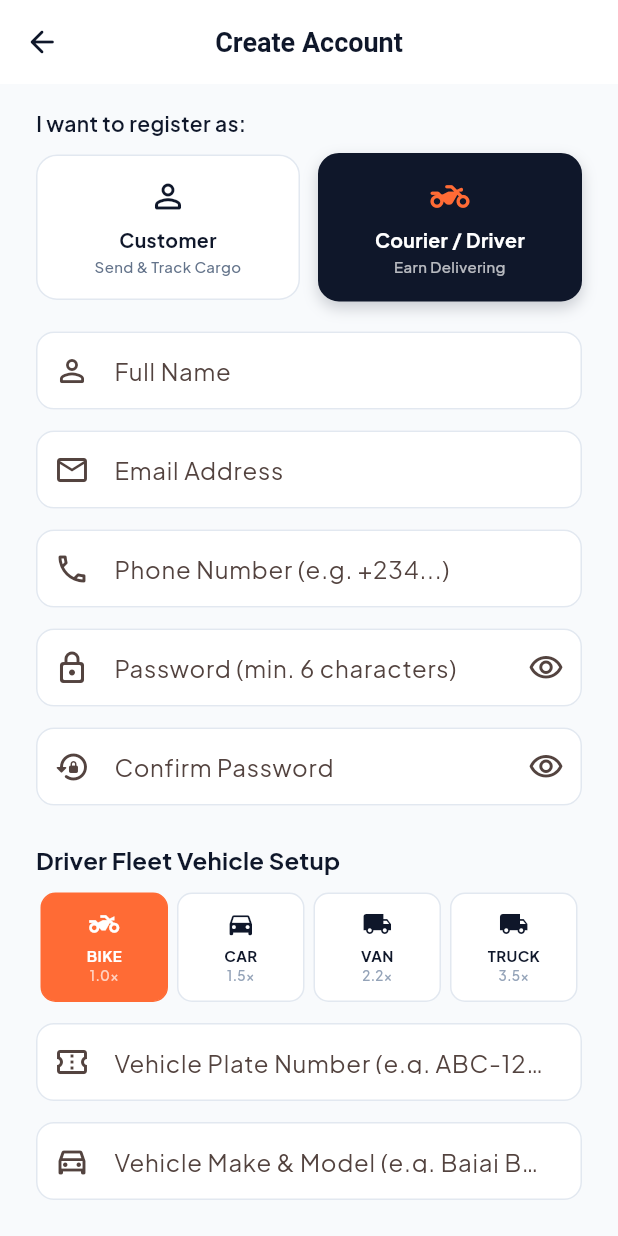
After one commit to Lekki369/e_hailer, a Flutter app: the RegisterScreen screen opened by its route, after a tap on "Courier / Driver", on a phone screen of 412 x 824 dp. The commit adds this screen. Run offline on Flutter 3.47's test engine with Material 3 defaults, Android fonts, the phone set to English and light mode, and no system bars; our stand-ins replace cloud_firestore, equatable, firebase_auth, firebase_core, firebase_messaging, flutter_hooks and 10 more; accounts and stored records are empty.

Commit message:
feat(auth): implement user registration sign up screen with role selection and driver vehicle setup

```diff
--- a/lib/core/routing/app_router.dart
+++ b/lib/core/routing/app_router.dart
@@ -16,18 +16,19 @@ final appRouterProvider = Provider<GoRouter>((ref) {
     debugLogDiagnostics: true,
     redirect: (context, state) {
       final isLoggedIn = authStateAsync.value != null;
-      final isLoggingIn = state.matchedLocation == AppRoutes.loginPath;
+      final isAuthFlow = state.matchedLocation == AppRoutes.loginPath ||
+          state.matchedLocation == AppRoutes.registerPath;
       final isPublicTracking = state.matchedLocation.startsWith('/track');
       final user = userProfileAsync.value;
 
       if (!isLoggedIn) {
-        if (isLoggingIn || isPublicTracking) {
+        if (isAuthFlow || isPublicTracking) {
           return null;
         }
         return AppRoutes.loginPath;
       }
 
-      if (isLoggingIn) {
+      if (isAuthFlow) {
         if (user?.role == UserRole.admin) {
           return AppRoutes.adminDashboardPath;
         }
--- a/lib/core/routing/app_routes.dart
+++ b/lib/core/routing/app_routes.dart
@@ -20,6 +20,9 @@ abstract class AppRoutes {
   // Authentication & Onboarding
   static const String loginName = AuthRoutes.loginName;
   static const String loginPath = AuthRoutes.loginPath;
+
+  static const String registerName = AuthRoutes.registerName;
+  static const String registerPath = AuthRoutes.registerPath;
 
   static const String profileName = AuthRoutes.profileName;
   static const String profilePath = AuthRoutes.profilePath;
--- a/lib/features/auth/infrastructure/auth_remote_service.dart
+++ b/lib/features/auth/infrastructure/auth_remote_service.dart
@@ -53,6 +53,53 @@ class AuthRemoteService {
       return right(UserEntity.fromMap(doc.data()!, doc.id));
     } on FirebaseAuthException catch (e) {
       return left(AuthFailure(message: e.message ?? 'Authentication error.'));
+    } catch (e) {
+      return left(ServerFailure(message: 'An unexpected error occurred: $e'));
+    }
+  }
+
+  /// Sign up a new user with email and password and initialize Firestore profile
+  Future<Either<AppFailure, UserEntity>> signUpWithEmail({
+    required String email,
+    required String password,
+    required String fullName,
+    required String phone,
+    required UserRole role,
+    VehicleType? vehicleType,
+    String? vehiclePlateNumber,
+    String? vehicleModel,
+  }) async {
+    try {
+      final credential = await _firebaseAuth.createUserWithEmailAndPassword(
+        email: email.trim(),
+        password: password.trim(),
+      );
+      final uid = credential.user?.uid;
+      if (uid == null) {
+        return left(const AuthFailure(message: 'Registration failed.'));
+      }
+
+      final newUser = UserEntity(
+        uid: uid,
+        role: role,
+        fullName: fullName.trim(),
+        email: email.trim(),
+        phone: phone.trim(),
+        walletBalance: 0.0,
+        rating: 5.0,
+        isAvailable: role == UserRole.driver,
+        vehicleType:
+            role == UserRole.driver ? (vehicleType ?? VehicleType.bike) : null,
+        vehiclePlateNumber:
+            role == UserRole.driver ? vehiclePlateNumber?.trim() : null,
+        vehicleModel: role == UserRole.driver ? vehicleModel?.trim() : null,
+        createdAt: DateTime.now(),
+      );
+
+      final saveResult = await createUserProfile(newUser);
+      return saveResult;
+    } on FirebaseAuthException catch (e) {
+      return left(AuthFailure(message: e.message ?? 'Registration error.'));
     } catch (e) {
       return left(ServerFailure(message: 'An unexpected error occurred: $e'));
     }
--- a/lib/features/auth/presentation/routes/auth_routes.dart
+++ b/lib/features/auth/presentation/routes/auth_routes.dart
@@ -2,6 +2,7 @@ import 'package:go_router/go_router.dart';
 
 import '../screens/login_screen.dart';
 import '../screens/profile_screen.dart';
+import '../screens/register_screen.dart';
 
 /// Screen-level route definition for Login
 abstract class LoginRoute {
@@ -13,6 +14,19 @@ abstract class LoginRoute {
         path: path,
         name: name,
         builder: (context, state) => const LoginScreen(),
+      );
+}
+
+/// Screen-level route definition for User Registration / Sign Up
+abstract class RegisterRoute {
+  static const String path = '/register';
+  static const String name = 'register';
+
+  /// GoRoute definition for RegisterScreen
+  static GoRoute get route => GoRoute(
+        path: path,
+        name: name,
+        builder: (context, state) => const RegisterScreen(),
       );
 }
 
@@ -34,15 +48,20 @@ abstract class AuthRoutes {
   static const String loginPath = LoginRoute.path;
   static const String loginName = LoginRoute.name;
 
+  static const String registerPath = RegisterRoute.path;
+  static const String registerName = RegisterRoute.name;
+
   static const String profilePath = ProfileRoute.path;
   static const String profileName = ProfileRoute.name;
 
   static GoRoute get loginRoute => LoginRoute.route;
+  static GoRoute get registerRoute => RegisterRoute.route;
   static GoRoute get profileRoute => ProfileRoute.route;
 
   /// All GoRoutes registered by the Auth feature
   static List<GoRoute> get routes => [
         LoginRoute.route,
+        RegisterRoute.route,
         ProfileRoute.route,
       ];
 }
--- a/lib/features/auth/presentation/screens/login_screen.dart
+++ b/lib/features/auth/presentation/screens/login_screen.dart
@@ -1,7 +1,10 @@
 import 'package:flutter/material.dart';
 import 'package:flutter_hooks/flutter_hooks.dart';
+import 'package:go_router/go_router.dart';
 import 'package:hooks_riverpod/hooks_riverpod.dart';
+
 import '../../../../core/presentation/styles/app_colors.dart';
+import '../../../../core/routing/app_routes.dart';
 import '../providers/auth_providers.dart';
 
 class LoginScreen extends HookConsumerWidget {
@@ -138,6 +141,29 @@ class LoginScreen extends HookConsumerWidget {
                         )
                       : const Text('Sign In'),
                 ),
+                const SizedBox(height: 20),
+
+                // Sign Up Navigation Link
+                Row(
+                  mainAxisAlignment: MainAxisAlignment.center,
+                  children: [
+                    const Text(
+                      "Don't have an account?",
+                      style: TextStyle(color: AppColors.textSecondary),
+                    ),
+                    TextButton(
+                      onPressed: () => context.push(AppRoutes.registerPath),
+                      child: const Text(
+                        'Sign Up',
+                        style: TextStyle(
+                          fontWeight: FontWeight.bold,
+                          color: AppColors.primary,
+                        ),
+                      ),
+                    ),
+                  ],
+                ),
+                const SizedBox(height: 16),
               ],
             ),
           ),
--- /dev/null
+++ b/lib/features/auth/presentation/screens/register_screen.dart
@@ -0,0 +1,473 @@
+import 'package:flutter/material.dart';
+import 'package:flutter_hooks/flutter_hooks.dart';
+import 'package:go_router/go_router.dart';
+import 'package:hooks_riverpod/hooks_riverpod.dart';
+
+import '../../../../core/presentation/styles/app_colors.dart';
+import '../../../../core/routing/app_routes.dart';
+import '../../../delivery/domain/value_objects/delivery_type.dart';
+import '../../domain/user_entity.dart';
+import '../providers/auth_providers.dart';
+
+class RegisterScreen extends HookConsumerWidget {
+  const RegisterScreen({super.key});
+
+  @override
+  Widget build(BuildContext context, WidgetRef ref) {
+    final nameController = useTextEditingController();
+    final emailController = useTextEditingController();
+    final phoneController = useTextEditingController();
+    final passwordController = useTextEditingController();
+    final confirmPasswordController = useTextEditingController();
+
+    // Driver specific fields
+    final plateController = useTextEditingController();
+    final modelController = useTextEditingController();
+    final selectedVehicle = useState<VehicleType>(VehicleType.bike);
+
+    final selectedRole = useState<UserRole>(UserRole.customer);
+    final obscurePassword = useState(true);
+    final obscureConfirm = useState(true);
+    final isLoading = useState(false);
+    final errorMessage = useState<String?>(null);
+
+    final isDriver = selectedRole.value == UserRole.driver;
+
+    Future<void> handleRegister() async {
+      final name = nameController.text.trim();
+      final email = emailController.text.trim();
+      final phone = phoneController.text.trim();
+      final password = passwordController.text.trim();
+      final confirmPassword = confirmPasswordController.text.trim();
+
+      if (name.isEmpty || email.isEmpty || phone.isEmpty || password.isEmpty) {
+        errorMessage.value = 'Please fill in all required profile fields.';
+        return;
+      }
+
+      if (!email.contains('@') || !email.contains('.')) {
+        errorMessage.value = 'Please enter a valid email address.';
+        return;
+      }
+
+      if (password.length < 6) {
+        errorMessage.value = 'Password must be at least 6 characters.';
+        return;
+      }
+
+      if (password != confirmPassword) {
+        errorMessage.value = 'Passwords do not match.';
+        return;
+      }
+
+      if (isDriver) {
+        if (plateController.text.trim().isEmpty ||
+            modelController.text.trim().isEmpty) {
+          errorMessage.value =
+              'Please enter your vehicle plate number and model.';
+          return;
+        }
+      }
+
+      isLoading.value = true;
+      errorMessage.value = null;
+
+      final authService = ref.read(authRemoteServiceProvider);
+      final result = await authService.signUpWithEmail(
+        email: email,
+        password: password,
+        fullName: name,
+        phone: phone,
+        role: selectedRole.value,
+        vehicleType: isDriver ? selectedVehicle.value : null,
+        vehiclePlateNumber: isDriver ? plateController.text.trim() : null,
+        vehicleModel: isDriver ? modelController.text.trim() : null,
+      );
+
+      isLoading.value = false;
+
+      result.fold(
+        (failure) => errorMessage.value = failure.message,
+        (user) {
+          // GoRouter redirect automatically routes based on role:
+          // /admin for Admin, /driver for Driver, /home for Customer
+        },
+      );
+    }
+
+    return Scaffold(
+      backgroundColor: AppColors.background,
+      appBar: AppBar(
+        title: const Text('Create Account'),
+        leading: IconButton(
+          icon: const Icon(Icons.arrow_back_rounded),
+          onPressed: () {
+            if (context.canPop()) {
+              context.pop();
+            } else {
+              context.go(AppRoutes.loginPath);
+            }
+          },
+        ),
+      ),
+      body: SafeArea(
+        child: SingleChildScrollView(
+          padding: const EdgeInsets.symmetric(horizontal: 24, vertical: 16),
+          child: Column(
+            crossAxisAlignment: CrossAxisAlignment.stretch,
+            children: [
+              // 1. Role Selection Segment
+              const Text(
+                'I want to register as:',
+                style: TextStyle(
+                  fontSize: 14,
+                  fontWeight: FontWeight.w600,
+                  color: AppColors.textPrimary,
+                ),
+              ),
+              const SizedBox(height: 10),
+
+              Row(
+                children: [
+                  Expanded(
+                    child: _buildRoleCard(
+                      title: 'Customer',
+                      subtitle: 'Send & Track Cargo',
+                      icon: Icons.person_outline_rounded,
+                      isSelected: selectedRole.value == UserRole.customer,
+                      onTap: () => selectedRole.value = UserRole.customer,
+                    ),
+                  ),
+                  const SizedBox(width: 12),
+                  Expanded(
+                    child: _buildRoleCard(
+                      title: 'Courier / Driver',
+                      subtitle: 'Earn Delivering',
+                      icon: Icons.two_wheeler_rounded,
+                      isSelected: selectedRole.value == UserRole.driver,
+                      onTap: () => selectedRole.value = UserRole.driver,
+                    ),
+                  ),
+                ],
+              ),
+              const SizedBox(height: 20),
+
+              // 2. Error message banner
+              if (errorMessage.value != null) ...[
+                Container(
+                  padding: const EdgeInsets.all(12),
+                  decoration: BoxDecoration(
+                    color: AppColors.error.withValues(alpha: 0.1),
+                    borderRadius: BorderRadius.circular(10),
+                    border: Border.all(
+                      color: AppColors.error.withValues(alpha: 0.3),
+                    ),
+                  ),
+                  child: Row(
+                    children: [
+                      const Icon(Icons.error_outline,
+                          color: AppColors.error, size: 20),
+                      const SizedBox(width: 10),
+                      Expanded(
+                        child: Text(
+                          errorMessage.value!,
+                          style: const TextStyle(
+                            color: AppColors.error,
+                            fontSize: 13,
+                            fontWeight: FontWeight.w500,
+                          ),
+                        ),
+                      ),
+                    ],
+                  ),
+                ),
+                const SizedBox(height: 16),
+              ],
+
+              // 3. User Details Fields
+              TextField(
+                controller: nameController,
+                textCapitalization: TextCapitalization.words,
+                decoration: const InputDecoration(
+                  labelText: 'Full Name',
+                  prefixIcon: Icon(Icons.person_outline_rounded),
+                ),
+              ),
+              const SizedBox(height: 14),
+
+              TextField(
+                controller: emailController,
+                keyboardType: TextInputType.emailAddress,
+                decoration: const InputDecoration(
+                  labelText: 'Email Address',
+                  prefixIcon: Icon(Icons.email_outlined),
+                ),
+              ),
+              const SizedBox(height: 14),
+
+              TextField(
+                controller: phoneController,
+                keyboardType: TextInputType.phone,
+                decoration: const InputDecoration(
+                  labelText: 'Phone Number (e.g. +234...)',
+                  prefixIcon: Icon(Icons.phone_outlined),
+                ),
+              ),
+              const SizedBox(height: 14),
+
+              TextField(
+                controller: passwordController,
+                obscureText: obscurePassword.value,
+                decoration: InputDecoration(
+                  labelText: 'Password (min. 6 characters)',
+                  prefixIcon: const Icon(Icons.lock_outline_rounded),
+                  suffixIcon: IconButton(
+                    icon: Icon(
+                      obscurePassword.value
+                          ? Icons.visibility_outlined
+                          : Icons.visibility_off_outlined,
+                    ),
+                    onPressed: () =>
+                        obscurePassword.value = !obscurePassword.value,
+                  ),
+                ),
+              ),
+              const SizedBox(height: 14),
+
+              TextField(
+                controller: confirmPasswordController,
+                obscureText: obscureConfirm.value,
+                decoration: InputDecoration(
+                  labelText: 'Confirm Password',
+                  prefixIcon: const Icon(Icons.lock_reset_rounded),
+                  suffixIcon: IconButton(
+                    icon: Icon(
+                      obscureConfirm.value
+                          ? Icons.visibility_outlined
+                          : Icons.visibility_off_outlined,
+                    ),
+                    onPressed: () =>
+                        obscureConfirm.value = !obscureConfirm.value,
+                  ),
+                ),
+              ),
+
+              // 4. Driver Specific Fields
+              if (isDriver) ...[
+                const SizedBox(height: 24),
+                Text(
+                  'Driver Fleet Vehicle Setup',
+                  style: Theme.of(context).textTheme.titleMedium?.copyWith(
+                        fontWeight: FontWeight.bold,
+                        color: AppColors.textPrimary,
+                      ),
+                ),
+                const SizedBox(height: 10),
+
+                // Vehicle Category Selector
+                Row(
+                  children: VehicleType.values.map((v) {
+                    final isSelected = selectedVehicle.value == v;
+                    return Expanded(
+                      child: GestureDetector(
+                        onTap: () => selectedVehicle.value = v,
+                        child: Container(
+                          margin: const EdgeInsets.symmetric(horizontal: 3),
+                          padding: const EdgeInsets.symmetric(vertical: 10),
+                          decoration: BoxDecoration(
+                            color: isSelected
+                                ? AppColors.secondary
+                                : Colors.white,
+                            borderRadius: BorderRadius.circular(10),
+                            border: Border.all(
+                              color: isSelected
+                                  ? AppColors.secondary
+                                  : AppColors.divider,
+                            ),
+                          ),
+                          child: Column(
+                            children: [
+                              Icon(
+                                v == VehicleType.bike
+                                    ? Icons.two_wheeler
+                                    : v == VehicleType.car
+                                        ? Icons.directions_car
+                                        : Icons.local_shipping,
+                                color: isSelected
+                                    ? Colors.white
+                                    : AppColors.textPrimary,
+                                size: 20,
+                              ),
+                              const SizedBox(height: 4),
+                              Text(
+                                v.name.toUpperCase(),
+                                style: TextStyle(
+                                  fontSize: 10,
+                                  fontWeight: FontWeight.bold,
+                                  color: isSelected
+                                      ? Colors.white
+                                      : AppColors.textPrimary,
+                                ),
+                              ),
+                              Text(
+                                '${v.rateMultiplier}x',
+                                style: TextStyle(
+                                  fontSize: 9,
+                                  color: isSelected
+                                      ? Colors.white70
+                                      : AppColors.textMuted,
+                                ),
+                              ),
+                            ],
+                          ),
+                        ),
+                      ),
+                    );
+                  }).toList(),
+                ),
+                const SizedBox(height: 14),
+
+                TextField(
+                  controller: plateController,
+                  textCapitalization: TextCapitalization.characters,
+                  decoration: const InputDecoration(
+                    labelText: 'Vehicle Plate Number (e.g. ABC-123XY)',
+                    prefixIcon: Icon(Icons.confirmation_number_outlined),
+                  ),
+                ),
+                const SizedBox(height: 14),
+
+                TextField(
+                  controller: modelController,
+                  decoration: const InputDecoration(
+                    labelText: 'Vehicle Make & Model (e.g. Bajaj Boxer 150)',
+                    prefixIcon: Icon(Icons.directions_car_outlined),
+                  ),
+                ),
+              ],
+
+              const SizedBox(height: 28),
+
+              // 5. Submit Registration
+              ElevatedButton(
+                onPressed: isLoading.value ? null : handleRegister,
+                style: ElevatedButton.styleFrom(
+                  backgroundColor: AppColors.primary,
+                  padding: const EdgeInsets.symmetric(vertical: 14),
+                ),
+                child: isLoading.value
+                    ? const SizedBox(
+                        height: 20,
+                        width: 20,
+                        child: CircularProgressIndicator(
+                          strokeWidth: 2,
+                          color: Colors.white,
+                        ),
+                      )
+                    : Text(
+                        isDriver
+                            ? 'Register as Fleet Driver'
+                            : 'Create Customer Account',
+                        style: const TextStyle(
+                          fontSize: 16,
+                          fontWeight: FontWeight.bold,
+                        ),
+                      ),
+              ),
+              const SizedBox(height: 20),
+
+              // 6. Sign In Link
+              Row(
+                mainAxisAlignment: MainAxisAlignment.center,
+                children: [
+                  const Text(
+                    'Already have an account?',
+                    style: TextStyle(color: AppColors.textSecondary),
+                  ),
+                  TextButton(
+                    onPressed: () {
+                      if (context.canPop()) {
+                        context.pop();
+                      } else {
+                        context.go(AppRoutes.loginPath);
+                      }
+                    },
+                    child: const Text(
+                      'Sign In',
+                      style: TextStyle(
+                        fontWeight: FontWeight.bold,
+                        color: AppColors.primary,
+                      ),
+                    ),
+                  ),
+                ],
+              ),
+              const SizedBox(height: 20),
+            ],
+          ),
+        ),
+      ),
+    );
+  }
+
+  Widget _buildRoleCard({
+    required String title,
+    required String subtitle,
+    required IconData icon,
+    required bool isSelected,
+    required VoidCallback onTap,
+  }) {
+    return GestureDetector(
+      onTap: onTap,
+      child: AnimatedContainer(
+        duration: const Duration(milliseconds: 200),
+        padding: const EdgeInsets.symmetric(vertical: 14, horizontal: 12),
+        decoration: BoxDecoration(
+          color: isSelected ? AppColors.primary : Colors.white,
+          borderRadius: BorderRadius.circular(14),
+          border: Border.all(
+            color: isSelected ? AppColors.primary : AppColors.divider,
+            width: isSelected ? 2 : 1,
+          ),
+          boxShadow: isSelected
+              ? [
+                  BoxShadow(
+                    color: AppColors.primary.withValues(alpha: 0.2),
+                    blurRadius: 8,
+                    offset: const Offset(0, 4),
+                  ),
+                ]
+              : null,
+        ),
+        child: Column(
+          children: [
+            Icon(
+              icon,
+              size: 26,
+              color: isSelected ? AppColors.secondary : AppColors.textPrimary,
+            ),
+            const SizedBox(height: 6),
+            Text(
+              title,
+              textAlign: TextAlign.center,
+              style: TextStyle(
+                fontSize: 13,
+                fontWeight: FontWeight.bold,
+                color: isSelected ? Colors.white : AppColors.textPrimary,
+              ),
+            ),
+            const SizedBox(height: 2),
+            Text(
+              subtitle,
+              textAlign: TextAlign.center,
+              style: TextStyle(
+                fontSize: 10,
+                color: isSelected ? Colors.white70 : AppColors.textSecondary,
+              ),
+            ),
+          ],
+        ),
+      ),
+    );
+  }
+}
```
